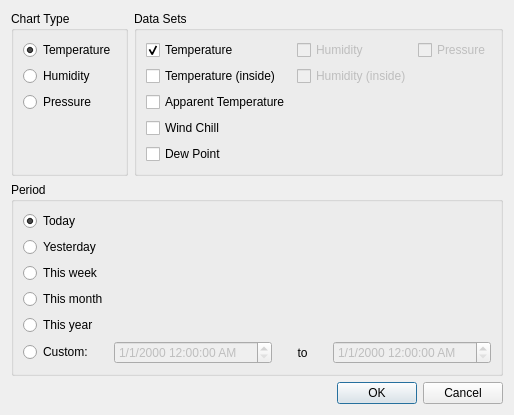
First picture: the form in desktop/chartoptionsdialog.ui, repository davidrg/zxweather, before the edit.
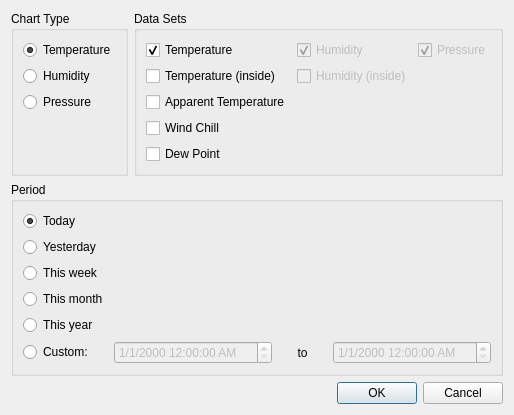
Second picture: the form after the edit. Icons and pictures are not drawn.

Commit message: Put a title on the chart window. Select humidity by default for humidity charts.

The edit to the form file:
```diff
--- a/desktop/chartoptionsdialog.ui
+++ b/desktop/chartoptionsdialog.ui
@@ -85,6 +85,9 @@
         <property name="text">
          <string>Humidity</string>
         </property>
+        <property name="checked">
+         <bool>true</bool>
+        </property>
        </widget>
       </item>
       <item row="1" column="1">
@@ -136,6 +139,9 @@
         <property name="text">
          <string>Pressure</string>
         </property>
+        <property name="checked">
+         <bool>true</bool>
+        </property>
        </widget>
       </item>
      </layout>
```
Left out of the diff: 6 changed lines with no effect on the pictures. The commit also changes 1 other file.
